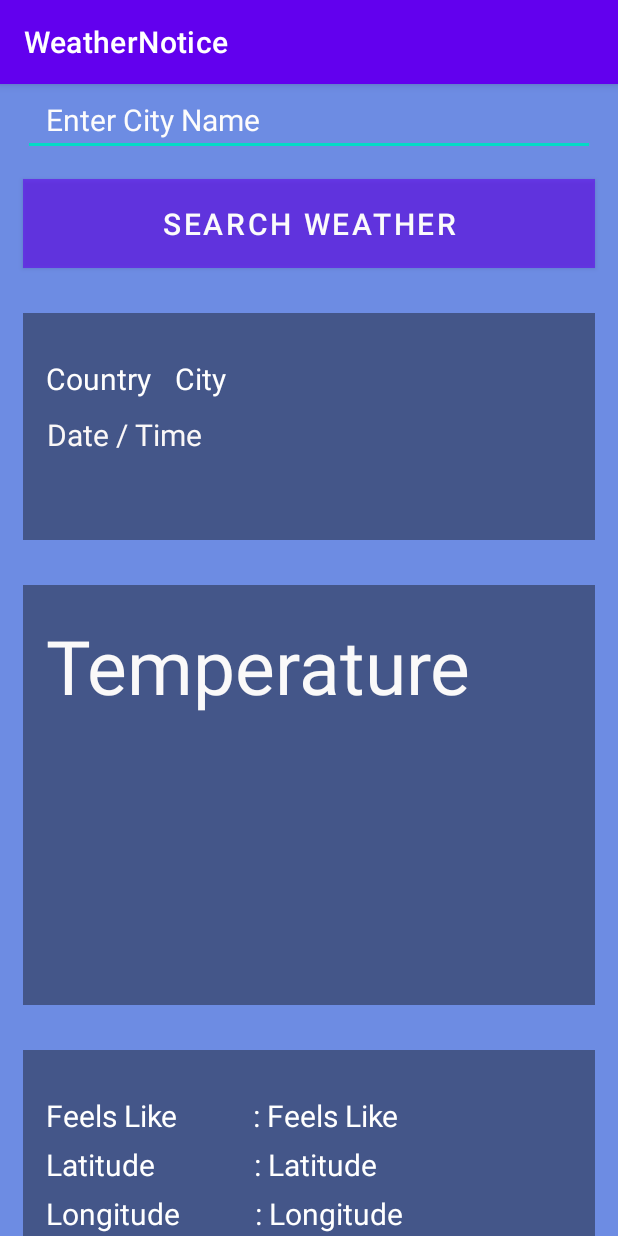
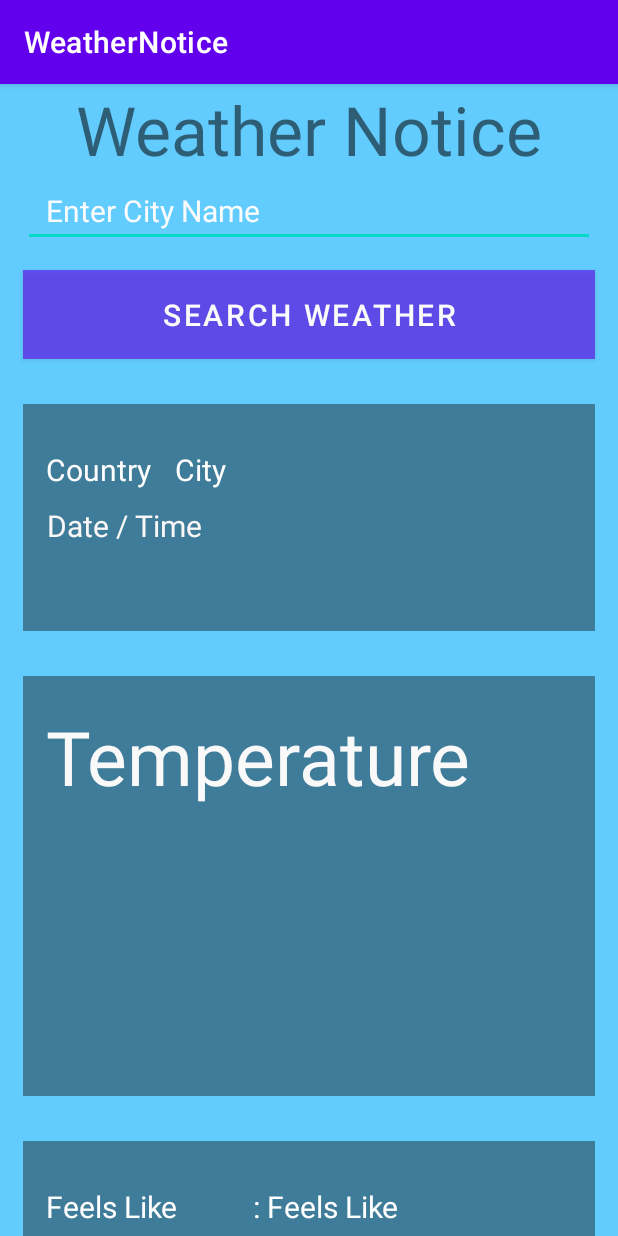
Before and after one commit to Hitchnt/It3048c, an Android app: the screen it shows after launch (MainActivity), on a phone screen of 412 x 824 dp. Run offline under Robolectric (Android 15) with nearby library versions, the phone set to English and light mode, and no system bars.

Commit message:
add background color and weather icon, add vertical constraint

```diff
--- a/app/src/main/res/layout/main_fragment.xml
+++ b/app/src/main/res/layout/main_fragment.xml
@@ -6,7 +6,8 @@
     android:layout_height="match_parent">
     <androidx.constraintlayout.widget.ConstraintLayout
         android:layout_width="match_parent"
-        android:layout_height="match_parent"
+        android:layout_height="wrap_content"
+        android:background="#63CCFF"
         android:scrollbarSize="8dp"
         tools:context=".MainActivity">
 
@@ -24,8 +25,9 @@
             android:textColorHint="#FDFCFC"
             android:textSize="20sp"
             app:layout_constraintEnd_toEndOf="parent"
+            app:layout_constraintHorizontal_bias="1.0"
             app:layout_constraintStart_toStartOf="parent"
-            tools:layout_editor_absoluteY="100dp" />
+            app:layout_constraintTop_toBottomOf="@+id/textView" />
 
         <Button
             android:id="@+id/button"
@@ -375,5 +377,15 @@
 
         </androidx.constraintlayout.widget.ConstraintLayout>
 
+        <TextView
+            android:id="@+id/textView"
+            android:layout_width="wrap_content"
+            android:layout_height="wrap_content"
+            android:text="Weather Notice"
+            android:textSize="45sp"
+            app:layout_constraintEnd_toEndOf="parent"
+            app:layout_constraintStart_toStartOf="parent"
+            app:layout_constraintTop_toTopOf="parent" />
+
     </androidx.constraintlayout.widget.ConstraintLayout>
 </ScrollView>
```
Also changed, not shown: app/src/main/res/drawable-v24/cloud.png (added), app/src/main/res/drawable-v24/night.png (added), app/src/main/res/drawable-v24/rain.png (added), app/src/main/res/drawable-v24/snow.png (added), app/src/main/res/drawable-v24/sun.png (added), app/src/main/res/drawable-v24/thunder.png (added).
